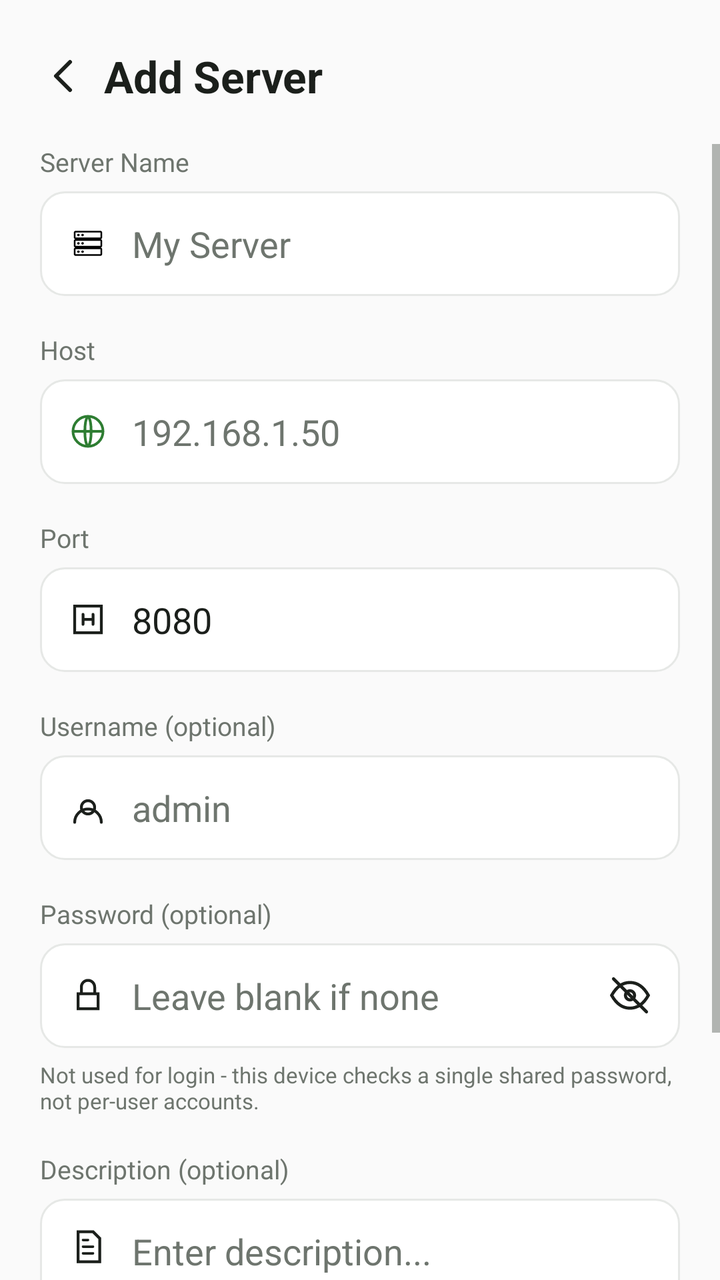
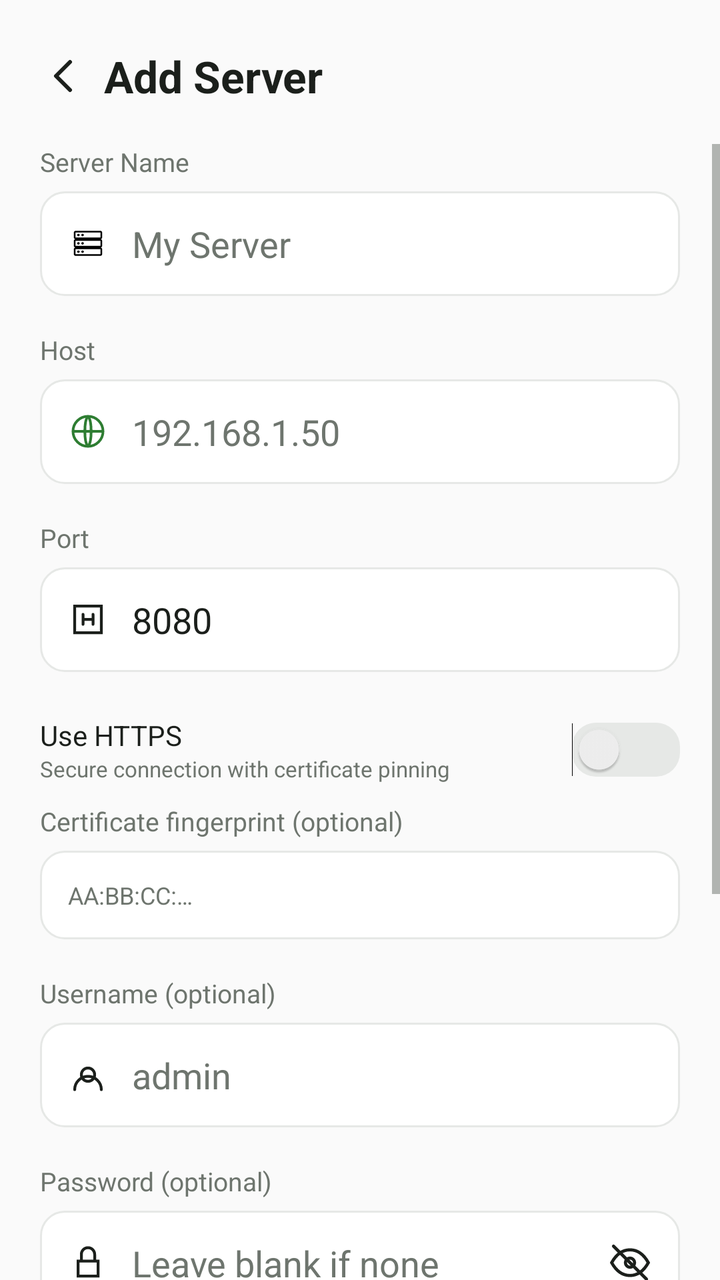

Before-and-after screenshots of an Android layout around one commit, followed by the original layout XML and the change that was made.
<!-- AndroidManifest.xml: activity theme Theme.PhoneServer.Home -->
<!-- res/layout/activity_add_server.xml -->
<?xml version="1.0" encoding="utf-8"?>
<LinearLayout xmlns:android="http://schemas.android.com/apk/res/android"
    android:layout_width="match_parent"
    android:layout_height="match_parent"
    android:orientation="vertical"
    android:background="@color/home_bg">

    
    <LinearLayout
        android:layout_width="match_parent"
        android:layout_height="wrap_content"
        android:orientation="horizontal"
        android:gravity="center_vertical"
        android:paddingStart="12dp"
        android:paddingEnd="20dp"
        android:paddingTop="18dp"
        android:paddingBottom="14dp">

        <ImageView
            android:id="@+id/back_button"
            android:layout_width="40dp"
            android:layout_height="40dp"
            android:padding="8dp"
            android:src="@drawable/ic_back_arrow" />

        <TextView
            android:id="@+id/screen_title"
            android:layout_width="0dp"
            android:layout_height="wrap_content"
            android:layout_weight="1"
            android:text="Add Server"
            android:textColor="@color/home_text_primary"
            android:textSize="22sp"
            android:textStyle="bold" />
    </LinearLayout>

    <ScrollView
        android:layout_width="match_parent"
        android:layout_height="0dp"
        android:layout_weight="1">

        <LinearLayout
            android:layout_width="match_parent"
            android:layout_height="wrap_content"
            android:orientation="vertical"
            android:paddingStart="20dp"
            android:paddingEnd="20dp"
            android:paddingBottom="20dp">

            <TextView
                android:layout_width="wrap_content"
                android:layout_height="wrap_content"
                android:text="Server Name"
                android:textColor="@color/home_text_secondary"
                android:textSize="13sp"
                android:layout_marginBottom="6dp" />

            <LinearLayout
                android:layout_width="match_parent"
                android:layout_height="wrap_content"
                android:orientation="horizontal"
                android:gravity="center_vertical"
                android:background="@drawable/bg_input_outline"
                android:paddingStart="14dp"
                android:paddingEnd="14dp"
                android:layout_marginBottom="18dp">
                <ImageView
                    android:layout_width="20dp"
                    android:layout_height="20dp"
                    android:src="@drawable/ic_server_stack" />
                <EditText
                    android:id="@+id/input_name"
                    android:layout_width="match_parent"
                    android:layout_height="wrap_content"
                    android:hint="My Server"
                    android:background="@android:color/transparent"
                    android:textColor="@color/home_text_primary"
                    android:textColorHint="@color/home_text_secondary"
                    android:paddingStart="12dp"
                    android:paddingTop="14dp"
                    android:paddingBottom="14dp"
                    android:singleLine="true" />
            </LinearLayout>

            <TextView
                android:layout_width="wrap_content"
                android:layout_height="wrap_content"
                android:text="Host"
                android:textColor="@color/home_text_secondary"
                android:textSize="13sp"
                android:layout_marginBottom="6dp" />

            <LinearLayout
                android:layout_width="match_parent"
                android:layout_height="wrap_content"
                android:orientation="horizontal"
                android:gravity="center_vertical"
                android:background="@drawable/bg_input_outline"
                android:paddingStart="14dp"
                android:paddingEnd="14dp"
                android:layout_marginBottom="18dp">
                <ImageView
                    android:layout_width="20dp"
                    android:layout_height="20dp"
                    android:src="@drawable/ic_globe" />
                <EditText
                    android:id="@+id/input_ip"
                    android:layout_width="match_parent"
                    android:layout_height="wrap_content"
                    android:hint="192.168.1.50"
                    android:background="@android:color/transparent"
                    android:textColor="@color/home_text_primary"
                    android:textColorHint="@color/home_text_secondary"
                    android:paddingStart="12dp"
                    android:paddingTop="14dp"
                    android:paddingBottom="14dp"
                    android:singleLine="true"
                    android:inputType="text" />
            </LinearLayout>

            <TextView
                android:layout_width="wrap_content"
                android:layout_height="wrap_content"
                android:text="Port"
                android:textColor="@color/home_text_secondary"
                android:textSize="13sp"
                android:layout_marginBottom="6dp" />

            <LinearLayout
                android:layout_width="match_parent"
                android:layout_height="wrap_content"
                android:orientation="horizontal"
                android:gravity="center_vertical"
                android:background="@drawable/bg_input_outline"
                android:paddingStart="14dp"
                android:paddingEnd="14dp"
                android:layout_marginBottom="18dp">
                <ImageView
                    android:layout_width="20dp"
                    android:layout_height="20dp"
                    android:src="@drawable/ic_port" />
                <EditText
                    android:id="@+id/input_port"
                    android:layout_width="match_parent"
                    android:layout_height="wrap_content"
                    android:hint="8080"
                    android:text="8080"
                    android:background="@android:color/transparent"
                    android:textColor="@color/home_text_primary"
                    android:textColorHint="@color/home_text_secondary"
                    android:paddingStart="12dp"
                    android:paddingTop="14dp"
                    android:paddingBottom="14dp"
                    android:singleLine="true"
                    android:inputType="number" />
            </LinearLayout>

            <TextView
                android:layout_width="wrap_content"
                android:layout_height="wrap_content"
                android:text="Username (optional)"
                android:textColor="@color/home_text_secondary"
                android:textSize="13sp"
                android:layout_marginBottom="6dp" />

            <LinearLayout
                android:layout_width="match_parent"
                android:layout_height="wrap_content"
                android:orientation="horizontal"
                android:gravity="center_vertical"
                android:background="@drawable/bg_input_outline"
                android:paddingStart="14dp"
                android:paddingEnd="14dp"
                android:layout_marginBottom="18dp">
                <ImageView
                    android:layout_width="20dp"
                    android:layout_height="20dp"
                    android:src="@drawable/ic_person" />
                <EditText
                    android:id="@+id/input_username"
                    android:layout_width="match_parent"
                    android:layout_height="wrap_content"
                    android:hint="admin"
                    android:background="@android:color/transparent"
                    android:textColor="@color/home_text_primary"
                    android:textColorHint="@color/home_text_secondary"
                    android:paddingStart="12dp"
                    android:paddingTop="14dp"
                    android:paddingBottom="14dp"
                    android:singleLine="true" />
            </LinearLayout>

            <TextView
                android:layout_width="wrap_content"
                android:layout_height="wrap_content"
                android:text="Password (optional)"
                android:textColor="@color/home_text_secondary"
                android:textSize="13sp"
                android:layout_marginBottom="6dp" />

            <LinearLayout
                android:layout_width="match_parent"
                android:layout_height="wrap_content"
                android:orientation="horizontal"
                android:gravity="center_vertical"
                android:background="@drawable/bg_input_outline"
                android:paddingStart="14dp"
                android:paddingEnd="14dp"
                android:layout_marginBottom="6dp">
                <ImageView
                    android:layout_width="20dp"
                    android:layout_height="20dp"
                    android:src="@drawable/ic_lock" />
                <EditText
                    android:id="@+id/input_password"
                    android:layout_width="0dp"
                    android:layout_height="wrap_content"
                    android:layout_weight="1"
                    android:hint="Leave blank if none"
                    android:background="@android:color/transparent"
                    android:textColor="@color/home_text_primary"
                    android:textColorHint="@color/home_text_secondary"
                    android:paddingStart="12dp"
                    android:paddingTop="14dp"
                    android:paddingBottom="14dp"
                    android:singleLine="true"
                    android:inputType="textPassword" />
                <ImageView
                    android:id="@+id/toggle_password_visibility"
                    android:layout_width="22dp"
                    android:layout_height="22dp"
                    android:src="@drawable/ic_eye_off" />
            </LinearLayout>

            <TextView
                android:layout_width="match_parent"
                android:layout_height="wrap_content"
                android:text="Not used for login - this device checks a single shared password, not per-user accounts."
                android:textColor="@color/home_text_secondary"
                android:textSize="11sp"
                android:layout_marginBottom="18dp" />

            <TextView
                android:layout_width="wrap_content"
                android:layout_height="wrap_content"
                android:text="Description (optional)"
                android:textColor="@color/home_text_secondary"
                android:textSize="13sp"
                android:layout_marginBottom="6dp" />

            <LinearLayout
                android:layout_width="match_parent"
                android:layout_height="wrap_content"
                android:orientation="horizontal"
                android:background="@drawable/bg_input_outline"
                android:padding="14dp"
                android:layout_marginBottom="24dp">
                <ImageView
                    android:layout_width="20dp"
                    android:layout_height="20dp"
                    android:layout_gravity="top"
                    android:src="@drawable/ic_description" />
                <EditText
                    android:id="@+id/input_description"
                    android:layout_width="match_parent"
                    android:layout_height="80dp"
                    android:hint="Enter description..."
                    android:background="@android:color/transparent"
                    android:textColor="@color/home_text_primary"
                    android:textColorHint="@color/home_text_secondary"
                    android:paddingStart="12dp"
                    android:gravity="top"
                    android:inputType="textMultiLine" />
            </LinearLayout>

            <LinearLayout
                android:layout_width="match_parent"
                android:layout_height="wrap_content"
                android:orientation="horizontal"
                android:gravity="end">

                <TextView
                    android:id="@+id/cancel_button"
                    android:layout_width="wrap_content"
                    android:layout_height="wrap_content"
                    android:text="CANCEL"
                    android:textColor="@color/home_accent"
                    android:textSize="14sp"
                    android:textStyle="bold"
                    android:padding="14dp"
                    android:layout_marginEnd="8dp" />

                <TextView
                    android:id="@+id/save_button"
                    android:layout_width="wrap_content"
                    android:layout_height="wrap_content"
                    android:text="SAVE"
                    android:textColor="@color/home_surface"
                    android:textSize="14sp"
                    android:textStyle="bold"
                    android:background="@drawable/bg_fab_circle"
                    android:paddingStart="28dp"
                    android:paddingEnd="28dp"
                    android:paddingTop="14dp"
                    android:paddingBottom="14dp" />
            </LinearLayout>

        </LinearLayout>
    </ScrollView>

</LinearLayout>
<!-- resources referenced by this layout -->
<resources>
  <color name="home_accent">#2E7D32</color>
  <color name="home_bg">#FAFAFA</color>
  <color name="home_surface">#FFFFFF</color>
  <color name="home_text_primary">#1B1F1B</color>
  <color name="home_text_secondary">#6E756E</color>
  <!-- drawable bg_fab_circle (drawable) -->
  <shape xmlns:android="http://schemas.android.com/apk/res/android">
      <solid android:color="@color/home_accent" />
      <corners android:radius="28dp" />
  </shape>
  <!-- drawable bg_input_outline (drawable) -->
  <shape xmlns:android="http://schemas.android.com/apk/res/android">
      <solid android:color="@color/home_surface" />
      <corners android:radius="12dp" />
      <stroke android:width="1dp" android:color="@color/home_border" />
  </shape>
  <!-- drawable ic_back_arrow (drawable) -->
  <vector xmlns:android="http://schemas.android.com/apk/res/android"
      android:width="24dp" android:height="24dp" android:viewportWidth="24" android:viewportHeight="24">
      <path android:fillColor="#00000000" android:strokeColor="#1B1F1B" android:strokeWidth="2" android:strokeLineCap="round" android:strokeLineJoin="round"
          android:pathData="M15,5l-7,7 7,7"/>
  </vector>
  <!-- drawable ic_description (drawable) -->
  <vector xmlns:android="http://schemas.android.com/apk/res/android"
      android:width="20dp" android:height="20dp" android:viewportWidth="24" android:viewportHeight="24">
      <path android:fillColor="#00000000" android:strokeColor="#1B1F1B" android:strokeWidth="1.7"
          android:pathData="M6,3h9l4,4v14H6z"/>
      <path android:fillColor="#00000000" android:strokeColor="#1B1F1B" android:strokeWidth="1.5" android:strokeLineCap="round"
          android:pathData="M9,12h6M9,16h6M9,8h3"/>
  </vector>
  <!-- drawable ic_globe (drawable) -->
  <vector xmlns:android="http://schemas.android.com/apk/res/android"
      android:width="24dp" android:height="24dp" android:viewportWidth="24" android:viewportHeight="24">
      <path android:fillColor="#00000000" android:strokeColor="#2E7D32" android:strokeWidth="1.6"
          android:pathData="M12,3a9,9 0,1 0,0 18,9 9,0 0,0 0,-18z"/>
      <path android:fillColor="#00000000" android:strokeColor="#2E7D32" android:strokeWidth="1.6"
          android:pathData="M3,12h18M12,3c2.5,2.5 2.5,15.5 0,18M12,3c-2.5,2.5 -2.5,15.5 0,18"/>
  </vector>
  <!-- drawable ic_lock (drawable) -->
  <vector xmlns:android="http://schemas.android.com/apk/res/android"
      android:width="20dp" android:height="20dp" android:viewportWidth="24" android:viewportHeight="24">
      <path android:fillColor="#00000000" android:strokeColor="#1B1F1B" android:strokeWidth="1.7"
          android:pathData="M6,11h12v9H6zM8,11V7a4,4 0,1 1,8 0v4"/>
  </vector>
  <!-- drawable ic_port (drawable) -->
  <vector xmlns:android="http://schemas.android.com/apk/res/android"
      android:width="20dp" android:height="20dp" android:viewportWidth="24" android:viewportHeight="24">
      <path android:fillColor="#00000000" android:strokeColor="#1B1F1B" android:strokeWidth="1.7"
          android:pathData="M4,4h16v16H4z"/>
      <path android:fillColor="#00000000" android:strokeColor="#1B1F1B" android:strokeWidth="1.7" android:strokeLineCap="round"
          android:pathData="M9,9v6M15,9v6M9,12h6"/>
  </vector>
  <color name="home_border">#E6E8E6</color>
  <!-- unchanged entries left out for length: 4 -->
</resources>

<!-- the commit's change to res/layout/activity_add_server.xml (unified diff, before → after) -->
@@ -155,6 +155,63 @@
                     android:inputType="number" />
             </LinearLayout>
 
+            <LinearLayout
+                android:layout_width="match_parent"
+                android:layout_height="wrap_content"
+                android:orientation="horizontal"
+                android:gravity="center_vertical"
+                android:paddingTop="4dp"
+                android:paddingBottom="10dp">
+
+                <LinearLayout
+                    android:layout_width="0dp"
+                    android:layout_height="wrap_content"
+                    android:layout_weight="1"
+                    android:orientation="vertical">
+
+                    <TextView
+                        android:layout_width="wrap_content"
+                        android:layout_height="wrap_content"
+                        android:text="Use HTTPS"
+                        android:textColor="@color/home_text_primary"
+                        android:textSize="14sp" />
+
+                    <TextView
+                        android:layout_width="wrap_content"
+                        android:layout_height="wrap_content"
+                        android:text="Secure connection with certificate pinning"
+                        android:textColor="@color/home_text_secondary"
+                        android:textSize="11sp" />
+                </LinearLayout>
+
+                <Switch
+                    android:id="@+id/switch_https"
+                    android:layout_width="wrap_content"
+                    android:layout_height="wrap_content"
+                    android:track="@drawable/switch_track" />
+            </LinearLayout>
+
+            <TextView
+                android:layout_width="wrap_content"
+                android:layout_height="wrap_content"
+                android:text="Certificate fingerprint (optional)"
+                android:textColor="@color/home_text_secondary"
+                android:textSize="13sp"
+                android:layout_marginBottom="6dp" />
+
+            <EditText
+                android:id="@+id/input_fingerprint"
+                android:layout_width="match_parent"
+                android:layout_height="wrap_content"
+                android:layout_marginBottom="18dp"
+                android:background="@drawable/bg_input_outline"
+                android:hint="AA:BB:CC:…"
+                android:inputType="text"
+                android:padding="14dp"
+                android:textColor="@color/home_text_primary"
+                android:textColorHint="@color/home_text_secondary"
+                android:textSize="12sp" />
+
             <TextView
                 android:layout_width="wrap_content"
                 android:layout_height="wrap_content"
<!-- resource entries referenced after the edit -->
@@ -52,6 +52,21 @@
       <path android:fillColor="#00000000" android:strokeColor="#1B1F1B" android:strokeWidth="1.7" android:strokeLineCap="round"
           android:pathData="M9,9v6M15,9v6M9,12h6"/>
   </vector>
+  <!-- drawable switch_track (drawable) -->
+  <selector xmlns:android="http://schemas.android.com/apk/res/android">
+      <item android:state_checked="true">
+          <shape>
+              <solid android:color="@color/home_accent" />
+              <corners android:radius="12dp" />
+          </shape>
+      </item>
+      <item>
+          <shape>
+              <solid android:color="@color/home_border" />
+              <corners android:radius="12dp" />
+          </shape>
+      </item>
+  </selector>
   <color name="home_border">#E6E8E6</color>
   <!-- unchanged entries left out for length: 4 -->
 </resources>
